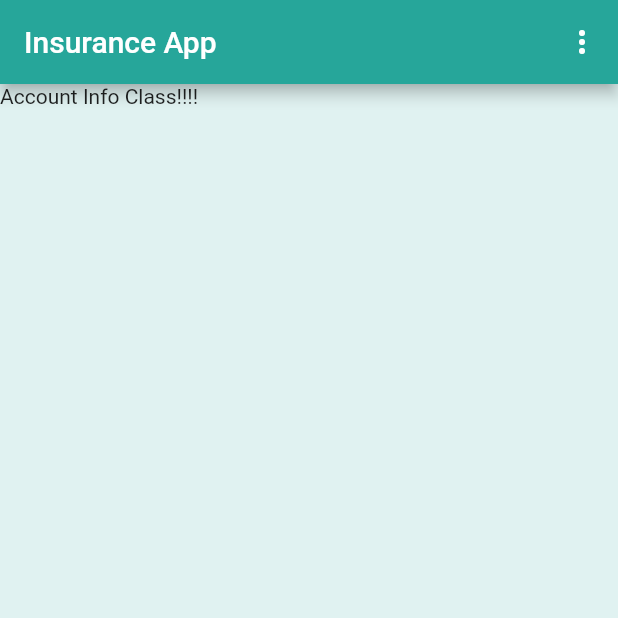
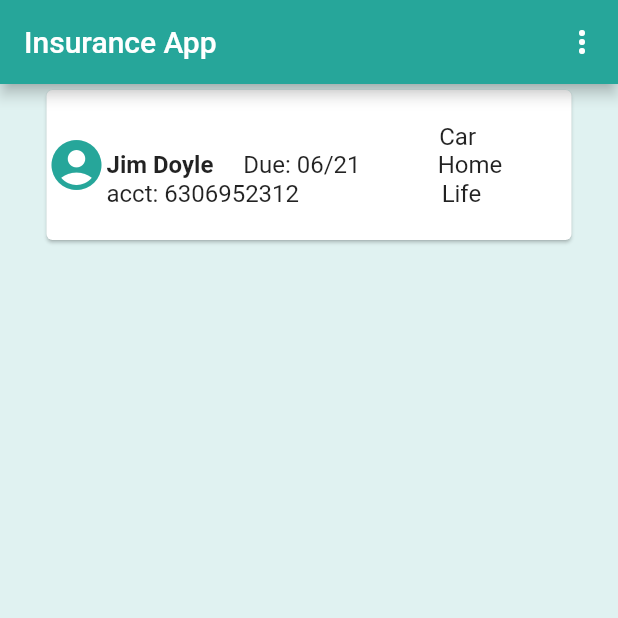
Before and after one commit to jfdoyle3/insurance_app, a Flutter app: the screen it shows after launch, on a phone screen of 412 x 824 dp, the top half of it. Run offline on Flutter 3.47's test engine with Material 2 defaults, Android fonts, the light colour scheme and no system bars.

Commit message:
removed error. working on getting client in accountinfo

```diff
--- /dev/null
+++ b/lib/Client.dart
@@ -0,0 +1,16 @@
+import 'dart:core';
+
+class Client {
+  final String _accountName;
+  final String _accountNumber;
+  final String _datePeriod;
+  List<String> _policies = const['Car', 'Home', 'Life'];
+
+  Client(this._accountName, this._accountNumber, this._datePeriod);
+
+  String get accountName => _accountName;
+
+  String get accountNumber => _accountNumber;
+
+  String get datePeriod => _datePeriod;
+}
--- a/lib/account.dart
+++ b/lib/account_info.dart
@@ -1,6 +1,10 @@
 import 'package:flutter/material.dart';
 
+import './client_name_card.dart';
+import './client.dart';
+
 class AccountInfo extends StatefulWidget {
+
   @override
   _AccountInfoState createState() => _AccountInfoState();
 }
@@ -8,10 +12,11 @@ class AccountInfo extends StatefulWidget {
 class _AccountInfoState extends State<AccountInfo> {
   @override
   Widget build(BuildContext context) {
-    return Column(
-        children: [
-          Text('Account Info Class!!!!'),
-        ],
-      );
+    return Scaffold(
+      appBar: AppBar(
+        title: Text('Account Info') ,
+      ),
+      body: Text('ll'),
+    );
   }
 }
--- a/lib/client_name_card.dart
+++ b/lib/client_name_card.dart
@@ -1,16 +1,11 @@
 import 'package:flutter/material.dart';
-import './account.dart';
+
+import './account_info.dart';
+import './client.dart';
 
 class ClientNameCard extends StatelessWidget {
-  final String _accountName;
-  final String _accountNumber;
-  final String _datePeriod;
-  List<String> _policies= const['Car','Home','Life'];
 
-
-  ClientNameCard(this._accountName, this._accountNumber,this._datePeriod);
-
-
+  var clientOne=Client('Jim Doyle', '6306952312', '06/21');
   @override
   Widget build(BuildContext context) {
     return Center(
@@ -18,7 +13,10 @@ class ClientNameCard extends StatelessWidget {
         child: InkWell(
           splashColor: Colors.teal[400].withAlpha(30),
           onTap: () {
-            AccountInfo();
+            Navigator.push(
+              context,
+              MaterialPageRoute(builder: (context) => AccountInfo()),
+            );
           },
           child: Container(
             width: 350,
@@ -31,17 +29,17 @@ class ClientNameCard extends StatelessWidget {
                   TextSpan(
                     children: <TextSpan>[
                       TextSpan(
-                          text: '                                                                  Car',
+                          text: '                                                        Car',
                           style: TextStyle(fontSize: 16)),
                       TextSpan(
-                          text: '\n$_accountName     ',
+                          text: '\n${clientOne.accountName}     ',
                           style: TextStyle(
                               fontWeight: FontWeight.bold, fontSize: 16)),
                       TextSpan(
-                          text: 'Date Due: $_datePeriod              Home',
+                          text: 'Due: ${clientOne.datePeriod}             Home',
                           style: TextStyle(fontSize: 16)),
                       TextSpan(
-                          text: '\nacct: $_accountNumber                                           Life',
+                          text: '\nacct: ${clientOne.accountNumber}                        Life',
                           style: TextStyle(fontSize: 16)),
 
                     ],
--- a/lib/main.dart
+++ b/lib/main.dart
@@ -1,12 +1,13 @@
 import 'package:flutter/material.dart';
-import 'package:insurance_app/account.dart';
+import 'package:insurance_app/account_info.dart';
 
 import './client_name_card.dart';
-import './account.dart';
-
+import './account_info.dart';
+import './client.dart';
 void main() => runApp(MyApp());
 
 class MyApp extends StatelessWidget {
+
   @override
   Widget build(BuildContext context) {
     return MaterialApp(
@@ -31,8 +32,7 @@ class MyApp extends StatelessWidget {
         ),
         body: Column(
           children:[
-           // ClientNameCard('Jim Doyle','123456','06/21'),
-            AccountInfo(),
+           ClientNameCard(),
 
           ],
         ),
```
